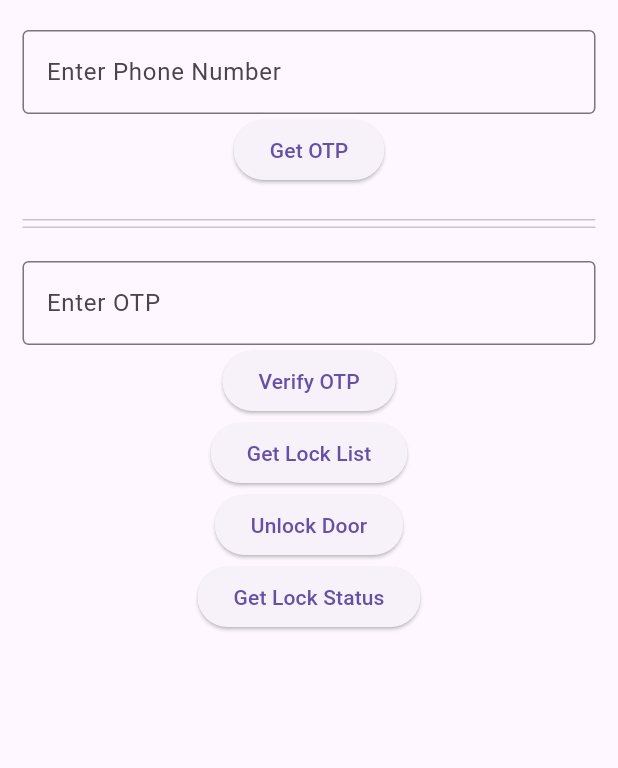
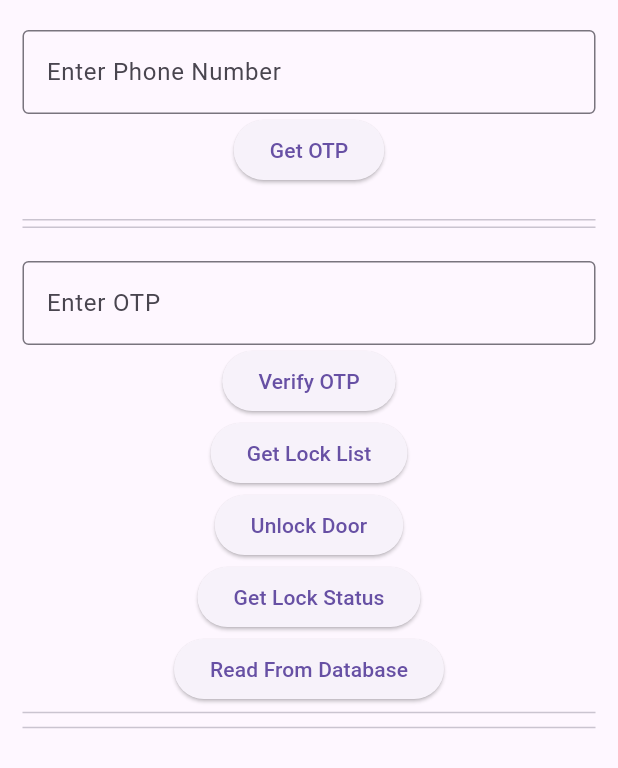
Before and after one commit to Yolo-cell-hash/advantis_iot9, a Flutter app: the screen it shows after launch, on a phone screen of 412 x 824 dp. Shown: the top 768 px of the screen. Run offline on Flutter 3.47's test engine with Material 3 defaults, Android fonts, the phone set to English and light mode, and no system bars; drawn by our look-alikes of modal_progress_hud_nsn; our stand-ins replace firebase_core, firebase_database, lottie; accounts and stored records are empty.

Commit message:
Include read from DB

```diff
--- a/lib/screens/home_screen.dart
+++ b/lib/screens/home_screen.dart
@@ -1,9 +1,11 @@
+import 'dart:async';
 import 'dart:convert';
-import 'dart:ffi';
+import 'package:firebase_core/firebase_core.dart';
 import 'package:flutter/material.dart';
 import 'package:http/http.dart' as http;
 import 'package:lottie/lottie.dart';
 import 'package:modal_progress_hud_nsn/modal_progress_hud_nsn.dart';
+import 'package:firebase_database/firebase_database.dart';
 
 class HomeScreen extends StatefulWidget {
   const HomeScreen({super.key});
@@ -28,9 +30,12 @@ class _HomeScreenState extends State<HomeScreen>
   dynamic otp;
   dynamic lockID;
   bool spinner = false;
+  dynamic tokens;
+  dynamic dbResponse ;
+  late DatabaseReference _dbRef; // To store your database reference
+  StreamSubscription<DatabaseEvent>? _dbSubscription;
 
-  dynamic tokens;
-
+  late Future<FirebaseApp> _initialization;
   void showDoneDialog() => showDialog(
     context: context,
     barrierDismissible: false,
@@ -64,6 +69,7 @@ class _HomeScreenState extends State<HomeScreen>
       // duration: Duration(seconds: 3),
     );
     super.initState();
+    _initialization = Firebase.initializeApp();
 
     controller.addStatusListener((status) {
       if (status == AnimationStatus.completed) {
@@ -82,7 +88,21 @@ class _HomeScreenState extends State<HomeScreen>
   @override
   Widget build(BuildContext context) {
     return SafeArea(
-      child: Scaffold(
+      child: FutureBuilder(
+        future: _initialization,
+        builder: (context,snapshot){
+          if(snapshot.hasError){
+            return Scaffold(body: Center(child: Text('Something Went Wrong!'),),);
+          }
+
+          if(snapshot.connectionState==ConnectionState.done){
+            FirebaseApp firebaseApp = Firebase.app(); // Or snapshot.data as FirebaseApp
+            FirebaseDatabase database = FirebaseDatabase.instanceFor(
+                app: firebaseApp,
+                databaseURL: 'https://iot9systemintegration-default-rtdb.asia-southeast1.firebasedatabase.app/');
+            DatabaseReference ref = FirebaseDatabase.instance.ref();
+
+            return Scaffold(
               body: ModalProgressHUD(
                 inAsyncCall: spinner,
                 child: SingleChildScrollView(
@@ -156,7 +176,7 @@ class _HomeScreenState extends State<HomeScreen>
                         ),
                         SizedBox(height: 20.0,),
                         Divider(height: 5.0,),
-                  if (showResponse) Text(response.body),
+                        if (showResponse) SelectableText(response.body),
                         Divider(height: 5.0,),
                         SizedBox(height: 20.0,),
 
@@ -374,8 +394,33 @@ class _HomeScreenState extends State<HomeScreen>
 
                           },
                           child: Text('Get Lock Status'),
-                  )
+                        ),
 
+                        ElevatedButton(onPressed: ()async{
+                          setState(() {
+                            spinner=true;
+                          });
+                          print('Reading');
+
+                          final dataSnapshot = await ref.child("test").get();
+                          if (dataSnapshot.exists) {
+                            setState(() {
+                              spinner=false;
+                              dbResponse = dataSnapshot.value;
+                            });
+                            print("Data: ${dataSnapshot.value}");
+                          } else {
+                            setState(() {
+                              spinner=false;
+                            });
+                            print("The value from db is -  $dbResponse");
+                            print("No data at path");
+                          }
+
+                        }, child: Text('Read From Database'),),
+                        Divider(height: 10.0,),
+                        if (dbResponse != null) SelectableText(dbResponse.toString()),
+                        Divider(height: 10.0,),
 
                         // ElevatedButton(onPressed: showDoneDialog, child: Text('Unlock Door')),
                         // Center(child: Lottie.asset('animations/lock.json'),)
@@ -384,6 +429,10 @@ class _HomeScreenState extends State<HomeScreen>
                   ),
                 ),
               ),
+            );
+          }
+          return Scaffold(body: Center(child: CircularProgressIndicator(),),);
+        }
       ),
     );
   }
--- a/pubspec.yaml
+++ b/pubspec.yaml
@@ -37,6 +37,8 @@ dependencies:
   http: ^1.4.0
   lottie: ^3.3.1
   modal_progress_hud_nsn: ^0.5.0
+  firebase_core: ^3.15.1
+  firebase_database: ^11.3.9
 
 
 
```
Also changed, not shown: lib/main.dart (+7 -1 lines), pubspec.lock, 4 other files. Lines whose indentation alone changed are shown as unchanged.
